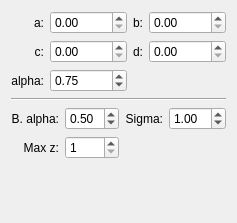
The window that ModelGenerator/layer_property_widget.ui (dmikarpoff/OCT) describes before a commit, drawn with Qt 5.
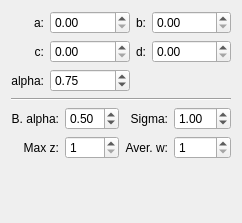
The same window after the commit.

Commit message: Add moving average smoothing for layers' boundary

```diff
--- a/ModelGenerator/layer_property_widget.ui
+++ b/ModelGenerator/layer_property_widget.ui
@@ -223,6 +223,26 @@
         </property>
        </widget>
       </item>
+      <item row="1" column="3">
+       <widget class="QLabel" name="label_7">
+        <property name="text">
+         <string>Aver. w:</string>
+        </property>
+        <property name="alignment">
+         <set>Qt::AlignRight|Qt::AlignTrailing|Qt::AlignVCenter</set>
+        </property>
+       </widget>
+      </item>
+      <item row="1" column="4">
+       <widget class="QSpinBox" name="sbBorderAver">
+        <property name="minimum">
+         <number>1</number>
+        </property>
+        <property name="maximum">
+         <number>100</number>
+        </property>
+       </widget>
+      </item>
      </layout>
     </widget>
    </item>
```
The commit also changes 4 other files.
